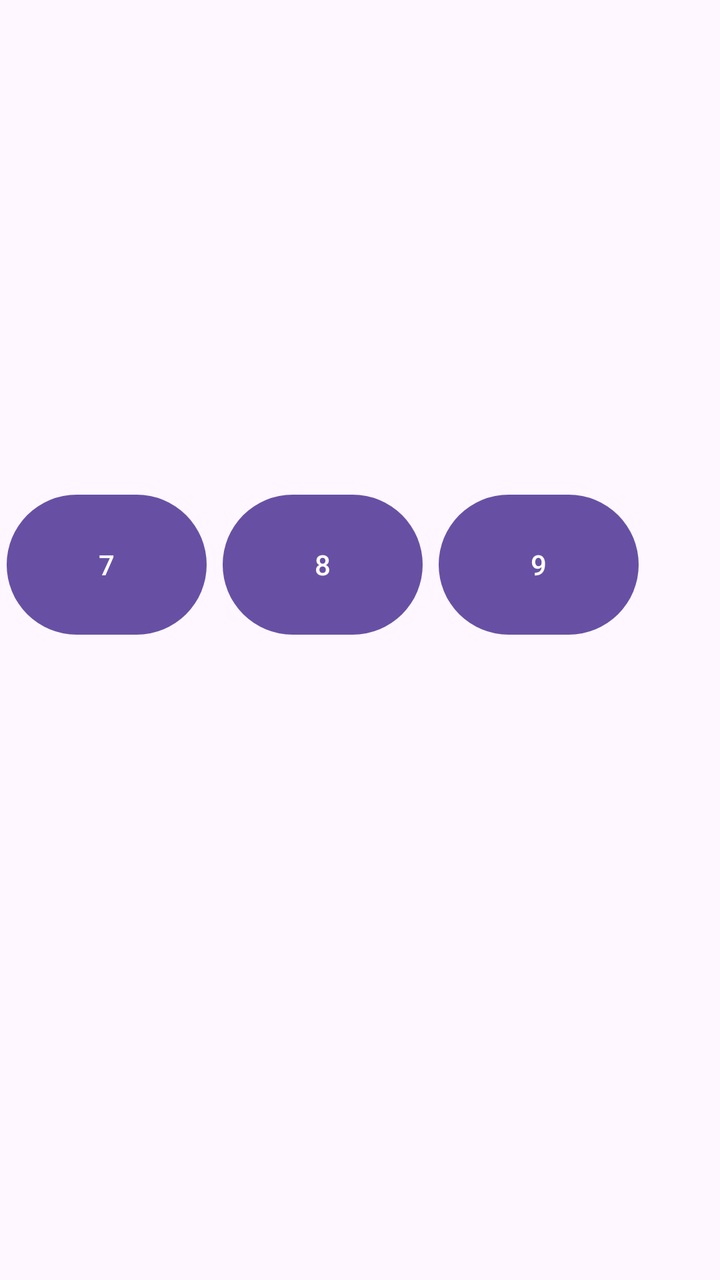
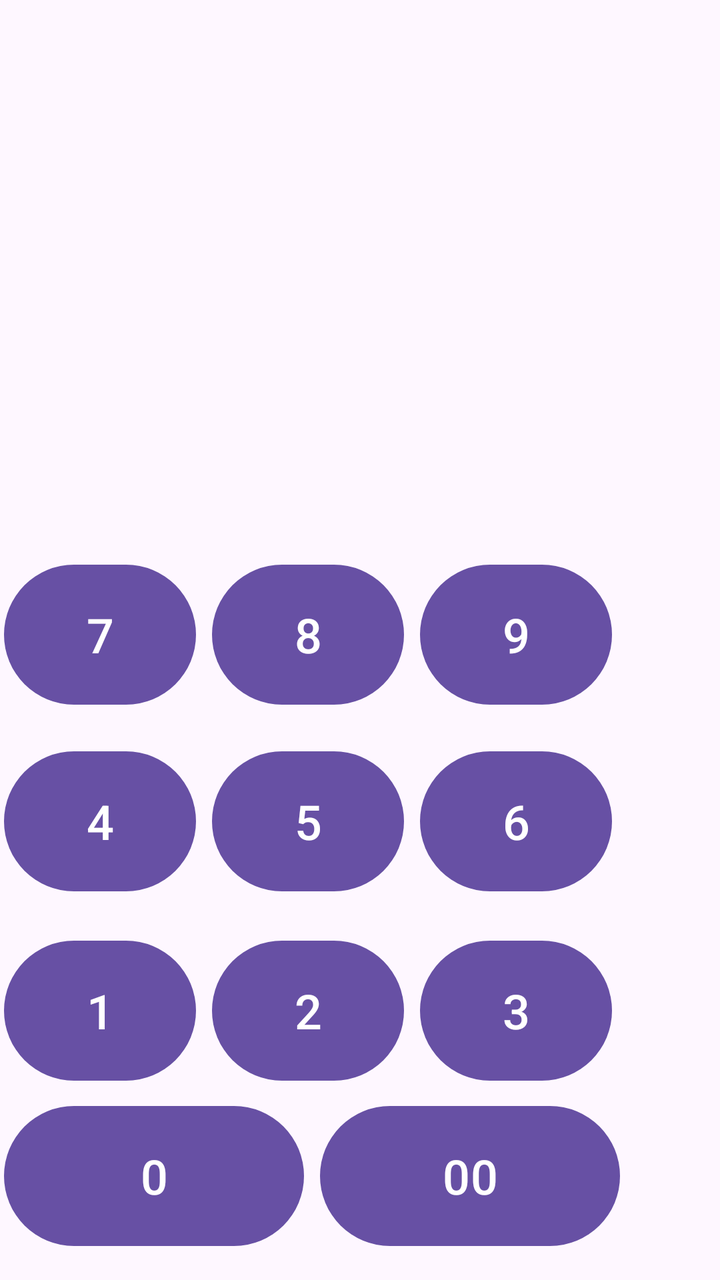

Before-and-after screenshots of an Android layout around one commit, followed by the original layout XML and the change that was made.
<!-- AndroidManifest.xml: application theme Theme.MyApp -->
<!-- res/layout/calculadora_layout.xml -->
<?xml version="1.0" encoding="utf-8"?>
<androidx.constraintlayout.widget.ConstraintLayout xmlns:android="http://schemas.android.com/apk/res/android"
    android:layout_width="match_parent"
    android:layout_height="match_parent"
    xmlns:app="http://schemas.android.com/apk/res-auto"
    xmlns:tools="http://schemas.android.com/tools">

    <Space
        android:id="@+id/space"
        android:layout_width="match_parent"
        android:layout_height="200dp"
        android:layout_marginTop="15dp"
        app:layout_constraintBottom_toBottomOf="parent"
        app:layout_constraintEnd_toEndOf="parent"
        app:layout_constraintHorizontal_bias="1.0"
        app:layout_constraintStart_toStartOf="parent"
        app:layout_constraintTop_toTopOf="parent"
        app:layout_constraintVertical_bias="0.0" />

    <LinearLayout
        android:layout_width="320dp"
        android:layout_height="86dp"
        android:orientation="horizontal"
        app:layout_constraintBottom_toBottomOf="parent"
        app:layout_constraintEnd_toEndOf="parent"
        app:layout_constraintHorizontal_bias="0.083"
        app:layout_constraintStart_toStartOf="parent"
        app:layout_constraintTop_toBottomOf="@+id/space"
        app:layout_constraintVertical_bias="0.084">

        <Button
            android:id="@+id/button_7"
            android:layout_width="100dp"
            android:layout_height="78dp"
            android:layout_marginEnd="4dp"
            android:text="7"/>

        <Button
            android:id="@+id/button_8"
            android:layout_width="100dp"
            android:layout_height="78dp"
            android:layout_marginStart="4dp"
            android:layout_marginEnd="4dp"
            android:text="8"/>

        <Button
            android:id="@+id/button_9"
            android:layout_width="100dp"
            android:layout_height="78dp"
            android:layout_marginStart="4dp"
            android:text="9"/>
    </LinearLayout>

</androidx.constraintlayout.widget.ConstraintLayout>
<!-- resources referenced by this layout -->
<resources>
  <style name="Theme.MyApp" parent="Base.Theme.MyApp" />
  <style name="Base.Theme.MyApp" parent="Theme.Material3.DayNight.NoActionBar">
          
          
      </style>
</resources>

<!-- the commit's change to res/layout/calculadora_layout.xml (unified diff, before → after) -->
@@ -7,8 +7,8 @@
 
     <Space
         android:id="@+id/space"
-        android:layout_width="match_parent"
-        android:layout_height="200dp"
+        android:layout_width="412dp"
+        android:layout_height="228dp"
         android:layout_marginTop="15dp"
         app:layout_constraintBottom_toBottomOf="parent"
         app:layout_constraintEnd_toEndOf="parent"
@@ -18,37 +18,153 @@
         app:layout_constraintVertical_bias="0.0" />
 
     <LinearLayout
+        android:id="@+id/fila_superior"
         android:layout_width="320dp"
         android:layout_height="86dp"
         android:orientation="horizontal"
         app:layout_constraintBottom_toBottomOf="parent"
         app:layout_constraintEnd_toEndOf="parent"
-        app:layout_constraintHorizontal_bias="0.083"
+        app:layout_constraintHorizontal_bias="0.054"
         app:layout_constraintStart_toStartOf="parent"
         app:layout_constraintTop_toBottomOf="@+id/space"
-        app:layout_constraintVertical_bias="0.084">
+        app:layout_constraintVertical_bias="0.114"
+        android:layout_marginBottom="2dp">
 
         <Button
             android:id="@+id/button_7"
-            android:layout_width="100dp"
+            android:layout_width="96dp"
             android:layout_height="78dp"
             android:layout_marginEnd="4dp"
-            android:text="7"/>
+            android:text="7"
+            android:textSize="24sp"/>
 
         <Button
             android:id="@+id/button_8"
-            android:layout_width="100dp"
+            android:layout_width="96dp"
             android:layout_height="78dp"
             android:layout_marginStart="4dp"
             android:layout_marginEnd="4dp"
-            android:text="8"/>
+            android:text="8"
+            android:textSize="24sp"/>
 
         <Button
             android:id="@+id/button_9"
-            android:layout_width="100dp"
+            android:layout_width="96dp"
             android:layout_height="78dp"
             android:layout_marginStart="4dp"
-            android:text="9"/>
+            android:text="9"
+            android:textSize="24sp"/>
     </LinearLayout>
 
+    <LinearLayout
+        android:id="@+id/fila_central"
+        android:layout_width="320dp"
+        android:layout_height="86dp"
+        android:orientation="horizontal"
+        app:layout_constraintBottom_toBottomOf="parent"
+        app:layout_constraintEnd_toEndOf="parent"
+        app:layout_constraintHorizontal_bias="0.054"
+        app:layout_constraintStart_toStartOf="parent"
+        app:layout_constraintTop_toBottomOf="@+id/fila_superior"
+        app:layout_constraintVertical_bias="0.029"
+        android:layout_marginTop="2dp"
+        android:layout_marginBottom="2dp">
+
+        <Button
+            android:id="@+id/button_4"
+            android:layout_width="96dp"
+            android:layout_height="78dp"
+            android:layout_marginEnd="4dp"
+            android:text="4"
+            android:textSize="24sp"/>
+
+        <Button
+            android:id="@+id/button_5"
+            android:layout_width="96dp"
+            android:layout_height="78dp"
+            android:layout_marginStart="4dp"
+            android:layout_marginEnd="4dp"
+            android:text="5"
+            android:textSize="24sp"/>
+
+        <Button
+            android:id="@+id/button_6"
+            android:layout_width="96dp"
+            android:layout_height="78dp"
+            android:layout_marginStart="4dp"
+            android:text="6"
+            android:textSize="24sp"/>
+
+    </LinearLayout>
+
+    <LinearLayout
+        android:id="@+id/fila_inferior"
+        android:layout_width="320dp"
+        android:layout_height="78dp"
+        android:orientation="horizontal"
+        app:layout_constraintBottom_toBottomOf="parent"
+        app:layout_constraintEnd_toEndOf="parent"
+        app:layout_constraintHorizontal_bias="0.054"
+        app:layout_constraintStart_toStartOf="parent"
+        app:layout_constraintTop_toBottomOf="@+id/fila_central"
+        app:layout_constraintVertical_bias="0.065"
+        android:layout_marginTop="2dp"
+        android:layout_marginBottom="2dp">
+
+        <Button
+            android:id="@+id/button_1"
+            android:layout_width="96dp"
+            android:layout_height="78dp"
+            android:layout_marginEnd="4dp"
+            android:text="1"
+            android:textSize="24sp"/>
+
+        <Button
+            android:id="@+id/button_2"
+            android:layout_width="96dp"
+            android:layout_height="78dp"
+            android:layout_marginStart="4dp"
+            android:layout_marginEnd="4dp"
+            android:text="2"
+            android:textSize="24sp"/>
+
+        <Button
+            android:id="@+id/button_3"
+            android:layout_width="96dp"
+            android:layout_height="78dp"
+            android:layout_marginStart="4dp"
+            android:text="3"
+            android:textSize="24sp"/>
+    </LinearLayout>
+
+    <LinearLayout
+        android:id="@+id/fila_de_ceros"
+        android:layout_width="320dp"
+        android:layout_height="78dp"
+        android:layout_marginTop="2dp"
+        android:orientation="horizontal"
+        app:layout_constraintBottom_toBottomOf="parent"
+        app:layout_constraintEnd_toEndOf="parent"
+        app:layout_constraintHorizontal_bias="0.054"
+        app:layout_constraintStart_toStartOf="parent"
+        app:layout_constraintTop_toBottomOf="@+id/fila_inferior"
+        app:layout_constraintVertical_bias="0.168">
+        <Button
+            android:id="@+id/button_0"
+            android:layout_width="150dp"
+            android:layout_height="78dp"
+            android:layout_marginEnd="4dp"
+            android:text="0"
+            android:textSize="24sp"/>
+
+        <Button
+            android:id="@+id/button_00"
+            android:layout_width="150dp"
+            android:layout_height="78dp"
+            android:layout_marginStart="4dp"
+            android:text="00"
+            android:textSize="24sp"/>
+    </LinearLayout>
+
+
 </androidx.constraintlayout.widget.ConstraintLayout>
